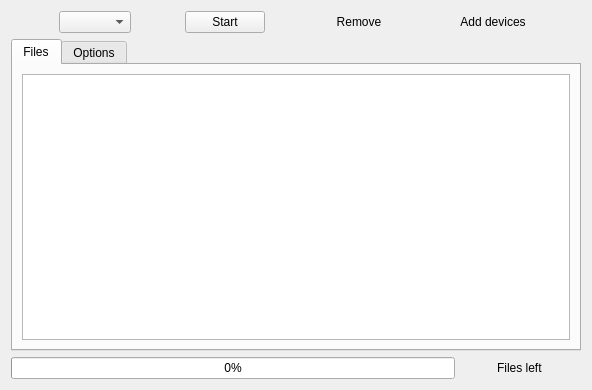
trebleshot/desktop, file src/ui/ShowTransferDialog.ui: the form before one commit.
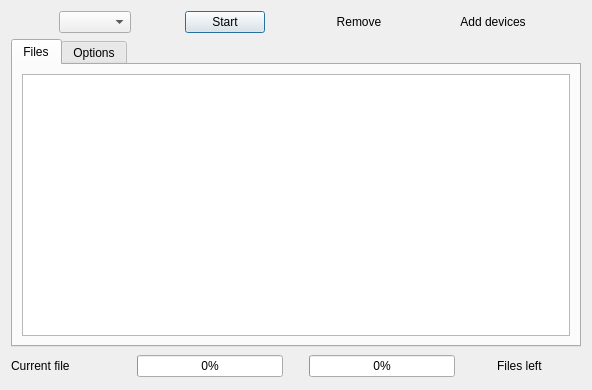
The form after the commit.

Patch:
```diff
--- a/src/ui/ShowTransferDialog.ui
+++ b/src/ui/ShowTransferDialog.ui
@@ -79,7 +79,7 @@
         <string>Add devices</string>
        </property>
        <property name="default">
-        <bool>true</bool>
+        <bool>false</bool>
        </property>
        <property name="flat">
         <bool>true</bool>
@@ -220,6 +220,48 @@
    </item>
    <item>
     <layout class="QHBoxLayout" name="horizontalLayout_5">
+     <item>
+      <widget class="QLabel" name="transferObjectTextView">
+       <property name="minimumSize">
+        <size>
+         <width>120</width>
+         <height>0</height>
+        </size>
+       </property>
+       <property name="maximumSize">
+        <size>
+         <width>120</width>
+         <height>16777215</height>
+        </size>
+       </property>
+       <property name="text">
+        <string>Current file</string>
+       </property>
+       <property name="alignment">
+        <set>Qt::AlignLeading|Qt::AlignLeft|Qt::AlignVCenter</set>
+       </property>
+      </widget>
+     </item>
+     <item>
+      <widget class="QProgressBar" name="progressBarPerFile">
+       <property name="value">
+        <number>0</number>
+       </property>
+      </widget>
+     </item>
+     <item>
+      <spacer name="verticalSpacer">
+       <property name="orientation">
+        <enum>Qt::Vertical</enum>
+       </property>
+       <property name="sizeHint" stdset="0">
+        <size>
+         <width>20</width>
+         <height>40</height>
+        </size>
+       </property>
+      </spacer>
+     </item>
      <item>
       <widget class="QProgressBar" name="progressBar">
        <property name="value">
@@ -235,6 +277,12 @@
          <height>0</height>
         </size>
        </property>
+       <property name="maximumSize">
+        <size>
+         <width>120</width>
+         <height>16777215</height>
+        </size>
+       </property>
        <property name="cursor">
         <cursorShape>ArrowCursor</cursorShape>
        </property>
```
